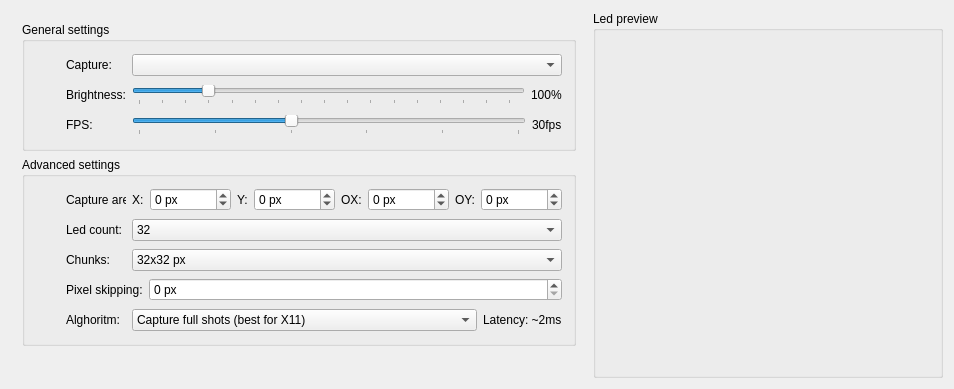
The window that mainwindow.ui (dev-0x7C6/led-frame) describes before a commit, drawn with Qt 5.
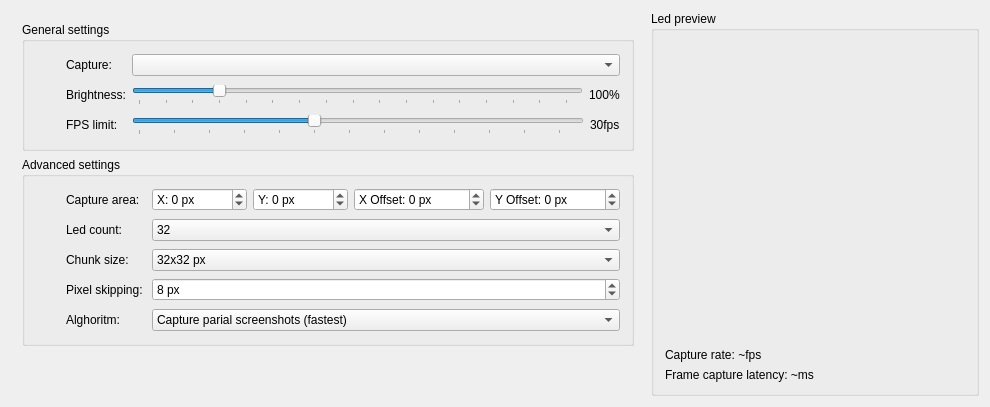
The same window after the commit. Icons and pictures are not drawn. Custom widgets are drawn as their Qt base class.

Patch:
```diff
--- a/mainwindow.ui
+++ b/mainwindow.ui
@@ -6,8 +6,8 @@
    <rect>
     <x>0</x>
     <y>0</y>
-    <width>862</width>
-    <height>355</height>
+    <width>917</width>
+    <height>389</height>
    </rect>
   </property>
   <property name="windowTitle">
@@ -168,7 +168,7 @@
                </size>
               </property>
               <property name="text">
-               <string>FPS:</string>
+               <string>FPS limit:</string>
               </property>
              </widget>
             </item>
@@ -189,6 +189,9 @@
               <property name="tickPosition">
                <enum>QSlider::TicksBelow</enum>
               </property>
+              <property name="tickInterval">
+               <number>4</number>
+              </property>
              </widget>
             </item>
             <item>
@@ -234,7 +237,7 @@
              <widget class="QLabel" name="brightnessLabel_6">
               <property name="minimumSize">
                <size>
-                <width>60</width>
+                <width>80</width>
                 <height>0</height>
                </size>
               </property>
@@ -244,17 +247,19 @@
              </widget>
             </item>
             <item>
-             <widget class="QLabel" name="brightnessLabel_7">
-              <property name="text">
-               <string>X:</string>
+             <widget class="QSpinBox" name="x">
+              <property name="sizePolicy">
+               <sizepolicy hsizetype="MinimumExpanding" vsizetype="Fixed">
+                <horstretch>0</horstretch>
+                <verstretch>0</verstretch>
+               </sizepolicy>
               </property>
-             </widget>
-            </item>
-            <item>
-             <widget class="QSpinBox" name="spinBox">
               <property name="suffix">
                <string> px</string>
               </property>
+              <property name="prefix">
+               <string>X: </string>
+              </property>
               <property name="minimum">
                <number>-10000</number>
               </property>
@@ -264,17 +269,19 @@
              </widget>
             </item>
             <item>
-             <widget class="QLabel" name="brightnessLabel_8">
-              <property name="text">
-               <string>Y:</string>
+             <widget class="QSpinBox" name="y">
+              <property name="sizePolicy">
+               <sizepolicy hsizetype="MinimumExpanding" vsizetype="Fixed">
+                <horstretch>0</horstretch>
+                <verstretch>0</verstretch>
+               </sizepolicy>
               </property>
-             </widget>
-            </item>
-            <item>
-             <widget class="QSpinBox" name="spinBox_2">
               <property name="suffix">
                <string> px</string>
               </property>
+              <property name="prefix">
+               <string>Y: </string>
+              </property>
               <property name="minimum">
                <number>-10000</number>
               </property>
@@ -284,17 +291,19 @@
              </widget>
             </item>
             <item>
-             <widget class="QLabel" name="brightnessLabel_9">
-              <property name="text">
-               <string>OX:</string>
+             <widget class="QSpinBox" name="xoffset">
+              <property name="sizePolicy">
+               <sizepolicy hsizetype="MinimumExpanding" vsizetype="Fixed">
+                <horstretch>0</horstretch>
+                <verstretch>0</verstretch>
+               </sizepolicy>
               </property>
-             </widget>
-            </item>
-            <item>
-             <widget class="QSpinBox" name="spinBox_3">
               <property name="suffix">
                <string> px</string>
               </property>
+              <property name="prefix">
+               <string>X Offset: </string>
+              </property>
               <property name="minimum">
                <number>-10000</number>
               </property>
@@ -304,17 +313,19 @@
              </widget>
             </item>
             <item>
-             <widget class="QLabel" name="brightnessLabel_10">
-              <property name="text">
-               <string>OY:</string>
+             <widget class="QSpinBox" name="yoffset">
+              <property name="sizePolicy">
+               <sizepolicy hsizetype="MinimumExpanding" vsizetype="Fixed">
+                <horstretch>0</horstretch>
+                <verstretch>0</verstretch>
+               </sizepolicy>
               </property>
-             </widget>
-            </item>
-            <item>
-             <widget class="QSpinBox" name="spinBox_4">
               <property name="suffix">
                <string> px</string>
               </property>
+              <property name="prefix">
+               <string>Y Offset: </string>
+              </property>
               <property name="minimum">
                <number>-10000</number>
               </property>
@@ -350,7 +361,7 @@
              <widget class="QLabel" name="brightnessLabel_2">
               <property name="minimumSize">
                <size>
-                <width>60</width>
+                <width>80</width>
                 <height>0</height>
                </size>
               </property>
@@ -401,12 +412,12 @@
              <widget class="QLabel" name="brightnessLabel_5">
               <property name="minimumSize">
                <size>
-                <width>60</width>
+                <width>80</width>
                 <height>0</height>
                </size>
               </property>
               <property name="text">
-               <string>Chunks:</string>
+               <string>Chunk size:</string>
               </property>
              </widget>
             </item>
@@ -467,7 +478,7 @@
              <widget class="QLabel" name="brightnessLabel_12">
               <property name="minimumSize">
                <size>
-                <width>60</width>
+                <width>80</width>
                 <height>0</height>
                </size>
               </property>
@@ -493,6 +504,9 @@
               <property name="maximum">
                <number>64</number>
               </property>
+              <property name="value">
+               <number>8</number>
+              </property>
              </widget>
             </item>
            </layout>
@@ -522,7 +536,7 @@
              <widget class="QLabel" name="brightnessLabel_4">
               <property name="minimumSize">
                <size>
-                <width>60</width>
+                <width>80</width>
                 <height>0</height>
                </size>
               </property>
@@ -539,14 +553,17 @@
                 <verstretch>0</verstretch>
                </sizepolicy>
               </property>
+              <property name="currentIndex">
+               <number>1</number>
+              </property>
               <item>
                <property name="text">
-                <string>Capture full shots (best for X11)</string>
+                <string>Capture full screenshots</string>
                </property>
               </item>
               <item>
                <property name="text">
-                <string>Capture parial shots</string>
+                <string>Capture parial screenshots (fastest)</string>
                </property>
               </item>
               <item>
@@ -556,19 +573,6 @@
               </item>
              </widget>
             </item>
-            <item>
-             <widget class="QLabel" name="brightnessLabel_11">
-              <property name="minimumSize">
-               <size>
-                <width>60</width>
-                <height>0</height>
-               </size>
-              </property>
-              <property name="text">
-               <string>Latency: ~2ms</string>
-              </property>
-             </widget>
-            </item>
            </layout>
           </item>
          </layout>
@@ -598,27 +602,41 @@
       <layout class="QVBoxLayout" name="verticalLayout_4">
        <item>
         <widget class="AmbientLightSymulation" name="widget" native="true">
-         <layout class="QVBoxLayout" name="verticalLayout_2">
-          <item>
-           <widget class="QLabel" name="label_5">
-            <property name="minimumSize">
-             <size>
-              <width>300</width>
-              <height>300</height>
-             </size>
-            </property>
-            <property name="text">
-             <string/>
-            </property>
-            <property name="pixmap">
-             <pixmap resource="resources/resource.qrc">:/256x256/display.png</pixmap>
-            </property>
-            <property name="alignment">
-             <set>Qt::AlignCenter</set>
-            </property>
-           </widget>
-          </item>
-         </layout>
+         <property name="minimumSize">
+          <size>
+           <width>300</width>
+           <height>300</height>
+          </size>
+         </property>
+         <property name="focusPolicy">
+          <enum>Qt::StrongFocus</enum>
+         </property>
+        </widget>
+       </item>
+       <item>
+        <widget class="QLabel" name="fps">
+         <property name="minimumSize">
+          <size>
+           <width>60</width>
+           <height>0</height>
+          </size>
+         </property>
+         <property name="text">
+          <string>Capture rate: ~fps</string>
+         </property>
+        </widget>
+       </item>
+       <item>
+        <widget class="QLabel" name="latency">
+         <property name="minimumSize">
+          <size>
+           <width>60</width>
+           <height>0</height>
+          </size>
+         </property>
+         <property name="text">
+          <string>Frame capture latency: ~ms</string>
+         </property>
         </widget>
        </item>
        <item>
```
Left out of the diff: 26 changed lines with no effect on the pictures.
